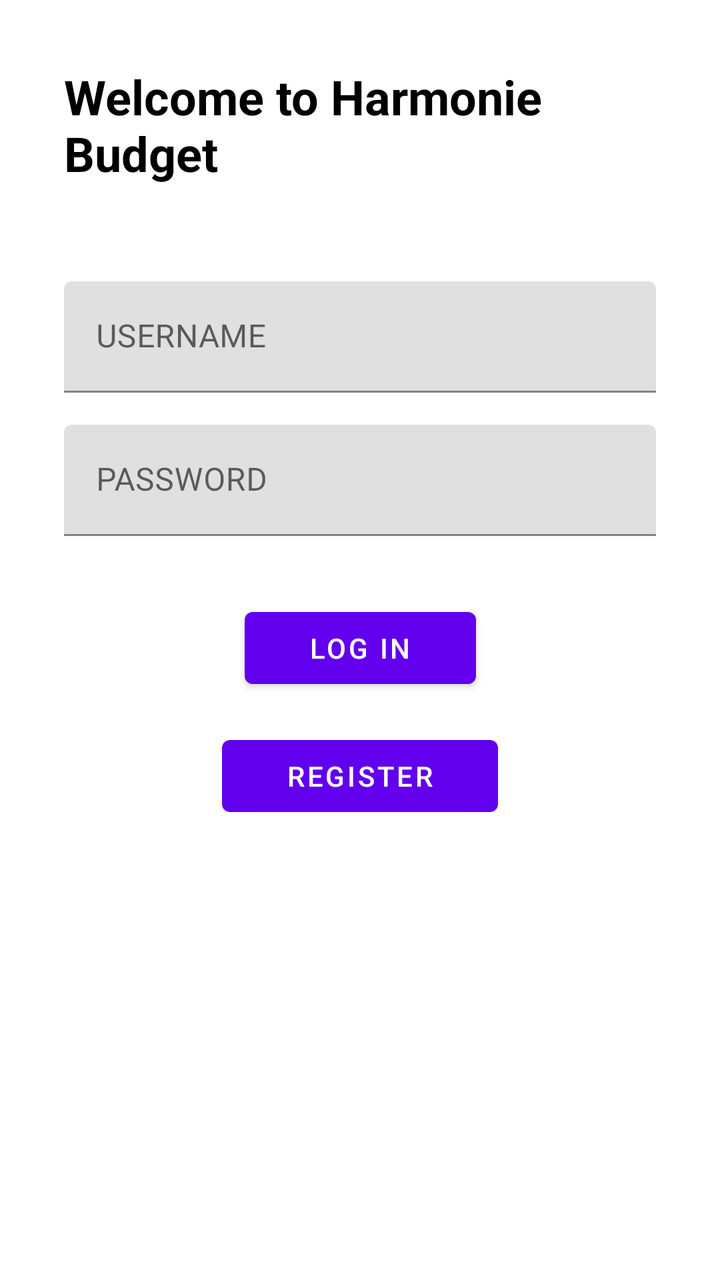
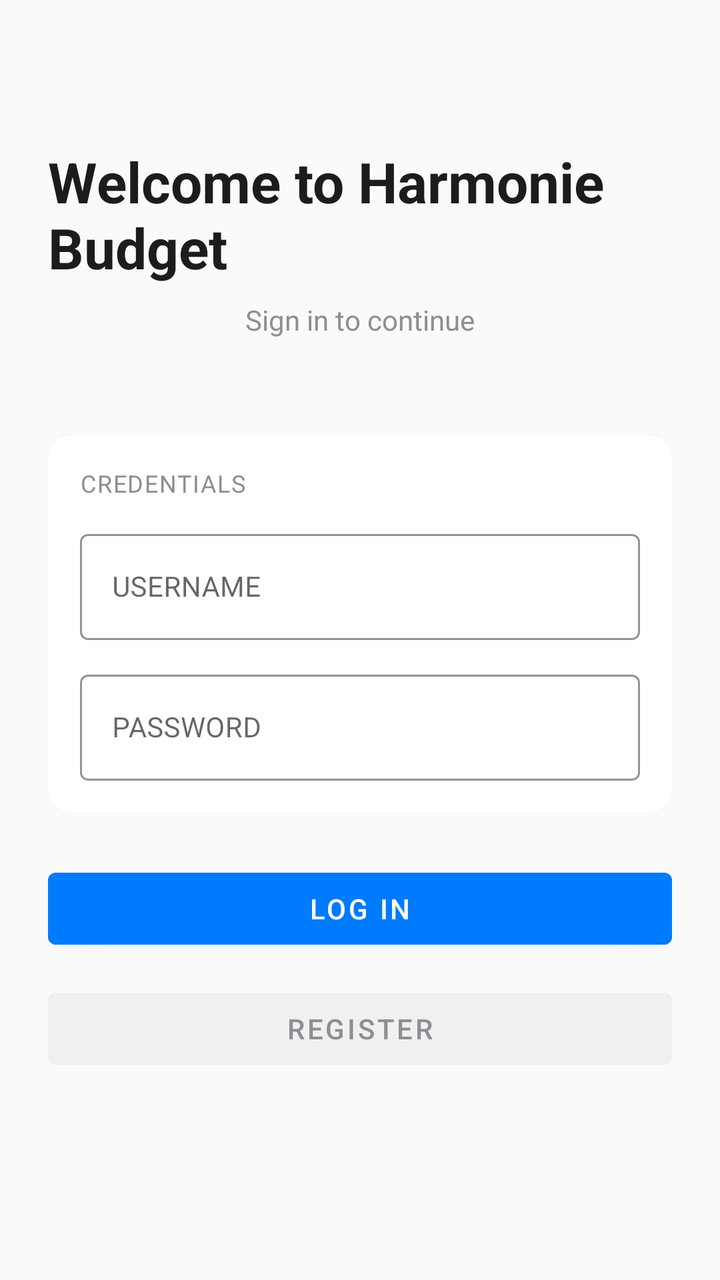

Before-and-after screenshots of an Android layout around one commit, followed by the original layout XML and the change that was made.
<!-- AndroidManifest.xml: application theme Theme.HarmonieBudget -->
<!-- res/layout/activity_login.xml -->
<?xml version="1.0" encoding="utf-8"?>
<androidx.constraintlayout.widget.ConstraintLayout
    xmlns:android="http://schemas.android.com/apk/res/android"
    xmlns:app="http://schemas.android.com/apk/res-auto"
    android:layout_width="match_parent"
    android:layout_height="match_parent"
    android:padding="32dp"
    android:background="@color/white">

    <TextView
        android:id="@+id/tv_welcome"
        android:layout_width="wrap_content"
        android:layout_height="wrap_content"
        android:text="@string/welcome_message"
        android:textSize="24sp"
        android:textStyle="bold"
        app:layout_constraintTop_toTopOf="parent"
        app:layout_constraintStart_toStartOf="parent"
        app:layout_constraintEnd_toEndOf="parent" />

    <com.google.android.material.textfield.TextInputLayout
        android:id="@+id/til_username"
        android:layout_width="0dp"
        android:layout_height="wrap_content"
        android:layout_marginTop="48dp"
        app:layout_constraintTop_toBottomOf="@id/tv_welcome"
        app:layout_constraintStart_toStartOf="parent"
        app:layout_constraintEnd_toEndOf="parent">

        <com.google.android.material.textfield.TextInputEditText
            android:id="@+id/et_username"
            android:layout_width="match_parent"
            android:layout_height="wrap_content"
            android:hint="@string/username_hint"
            android:textColor="@android:color/black" />
    </com.google.android.material.textfield.TextInputLayout>

    <com.google.android.material.textfield.TextInputLayout
        android:id="@+id/til_password"
        android:layout_width="0dp"
        android:layout_height="wrap_content"
        android:layout_marginTop="16dp"
        app:layout_constraintTop_toBottomOf="@id/til_username"
        app:layout_constraintStart_toStartOf="parent"
        app:layout_constraintEnd_toEndOf="parent">

        <com.google.android.material.textfield.TextInputEditText
            android:id="@+id/et_password"
            android:layout_width="match_parent"
            android:layout_height="wrap_content"
            android:hint="@string/password_hint"
            android:inputType="textPassword"
            android:textColor="@android:color/black" />
    </com.google.android.material.textfield.TextInputLayout>

    
    <Button
        android:id="@+id/btn_log_in"
        android:layout_width="wrap_content"
        android:layout_height="wrap_content"
        android:text="@string/log_in_button"
        android:minHeight="48dp"
        android:paddingStart="32dp"
        android:paddingEnd="32dp"
        android:layout_marginTop="32dp"
        app:layout_constraintTop_toBottomOf="@id/til_password"
        app:layout_constraintStart_toStartOf="parent"
        app:layout_constraintEnd_toEndOf="parent" />

    <Button
        android:id="@+id/btn_register"
        android:layout_width="wrap_content"
        android:layout_height="wrap_content"
        android:text="@string/register_button"
        android:minHeight="48dp"
        android:paddingStart="32dp"
        android:paddingEnd="32dp"
        android:layout_marginTop="16dp"
        app:layout_constraintTop_toBottomOf="@id/btn_log_in"
        app:layout_constraintStart_toStartOf="parent"
        app:layout_constraintEnd_toEndOf="parent" />

</androidx.constraintlayout.widget.ConstraintLayout>
<!-- resources referenced by this layout -->
<resources>
  <color name="white">#FFFFFFFF</color>
  <string name="log_in_button">Log In</string>
  <string name="password_hint">PASSWORD</string>
  <string name="register_button">Register</string>
  <string name="username_hint">USERNAME</string>
  <string name="welcome_message">Welcome to Harmonie Budget</string>
  <style name="Theme.HarmonieBudget" parent="Theme.MaterialComponents.DayNight.NoActionBar">
  
          
          <item name="colorPrimary">@color/purple_500</item>
  
          
          <item name="colorPrimaryVariant">@color/purple_700</item>
  
          
          <item name="colorSecondary">@color/teal_200</item>
  
          
          <item name="android:windowBackground">@color/white</item>
  
          
          <item name="android:textColor">@android:color/black</item>
  
      </style>
  <color name="purple_500">#FF6200EE</color>
  <color name="purple_700">#FF3700B3</color>
  <color name="teal_200">#FF03DAC5</color>
</resources>

<!-- the commit's change to res/layout/activity_login.xml (unified diff, before → after) -->
@@ -1,83 +1,127 @@
 <?xml version="1.0" encoding="utf-8"?>
-<androidx.constraintlayout.widget.ConstraintLayout
+<androidx.core.widget.NestedScrollView
     xmlns:android="http://schemas.android.com/apk/res/android"
     xmlns:app="http://schemas.android.com/apk/res-auto"
     android:layout_width="match_parent"
     android:layout_height="match_parent"
-    android:padding="32dp"
-    android:background="@color/white">
+    android:fillViewport="true"
+    android:background="#FAFAFA">
 
-    <TextView
-        android:id="@+id/tv_welcome"
-        android:layout_width="wrap_content"
+    <LinearLayout
+        android:layout_width="match_parent"
         android:layout_height="wrap_content"
-        android:text="@string/welcome_message"
-        android:textSize="24sp"
-        android:textStyle="bold"
-        app:layout_constraintTop_toTopOf="parent"
-        app:layout_constraintStart_toStartOf="parent"
-        app:layout_constraintEnd_toEndOf="parent" />
+        android:gravity="center_horizontal"
+        android:orientation="vertical"
+        android:padding="24dp">
 
-    <com.google.android.material.textfield.TextInputLayout
-        android:id="@+id/til_username"
-        android:layout_width="0dp"
-        android:layout_height="wrap_content"
-        android:layout_marginTop="48dp"
-        app:layout_constraintTop_toBottomOf="@id/tv_welcome"
-        app:layout_constraintStart_toStartOf="parent"
-        app:layout_constraintEnd_toEndOf="parent">
+        
+        <TextView
+            android:id="@+id/tv_welcome"
+            android:layout_width="wrap_content"
+            android:layout_height="wrap_content"
+            android:layout_marginTop="48dp"
+            android:text="@string/welcome_message"
+            android:textColor="#1C1C1E"
+            android:textSize="28sp"
+            android:textStyle="bold" />
 
-        <com.google.android.material.textfield.TextInputEditText
-            android:id="@+id/et_username"
+        <TextView
+            android:layout_width="wrap_content"
+            android:layout_height="wrap_content"
+            android:layout_marginTop="8dp"
+            android:text="Sign in to continue"
+            android:textColor="#8E8E93"
+            android:textSize="14sp" />
+
+        
+        <com.google.android.material.card.MaterialCardView
             android:layout_width="match_parent"
             android:layout_height="wrap_content"
-            android:hint="@string/username_hint"
-            android:textColor="@android:color/black" />
-    </com.google.android.material.textfield.TextInputLayout>
+            android:layout_marginTop="48dp"
+            app:cardBackgroundColor="#FFFFFF"
+            app:cardCornerRadius="12dp"
+            app:cardElevation="1dp"
+            app:strokeWidth="0dp">
 
-    <com.google.android.material.textfield.TextInputLayout
-        android:id="@+id/til_password"
-        android:layout_width="0dp"
-        android:layout_height="wrap_content"
-        android:layout_marginTop="16dp"
-        app:layout_constraintTop_toBottomOf="@id/til_username"
-        app:layout_constraintStart_toStartOf="parent"
-        app:layout_constraintEnd_toEndOf="parent">
+            <LinearLayout
+                android:layout_width="match_parent"
+                android:layout_height="wrap_content"
+                android:orientation="vertical"
+                android:padding="16dp">
 
-        <com.google.android.material.textfield.TextInputEditText
-            android:id="@+id/et_password"
+                <TextView
+                    android:layout_width="wrap_content"
+                    android:layout_height="wrap_content"
+                    android:letterSpacing="0.05"
+                    android:text="CREDENTIALS"
+                    android:textAllCaps="true"
+                    android:textColor="#8E8E93"
+                    android:textSize="12sp" />
+
+                
+                <com.google.android.material.textfield.TextInputLayout
+                    android:id="@+id/til_username"
+                    android:layout_width="match_parent"
+                    android:layout_height="wrap_content"
+                    android:layout_marginTop="12dp"
+                    style="@style/Widget.MaterialComponents.TextInputLayout.OutlinedBox"
+                    app:boxStrokeColor="#6A1B9A">
+
+                    <com.google.android.material.textfield.TextInputEditText
+                        android:id="@+id/et_username"
+                        android:layout_width="match_parent"
+                        android:layout_height="wrap_content"
+                        android:hint="@string/username_hint"
+                        android:textColor="#1C1C1E"
+                        android:textSize="14sp" />
+                </com.google.android.material.textfield.TextInputLayout>
+
+                
+                <com.google.android.material.textfield.TextInputLayout
+                    android:id="@+id/til_password"
+                    android:layout_width="match_parent"
+                    android:layout_height="wrap_content"
+                    android:layout_marginTop="12dp"
+                    style="@style/Widget.MaterialComponents.TextInputLayout.OutlinedBox"
+                    app:boxStrokeColor="#6A1B9A">
+
+                    <com.google.android.material.textfield.TextInputEditText
+                        android:id="@+id/et_password"
+                        android:layout_width="match_parent"
+                        android:layout_height="wrap_content"
+                        android:hint="@string/password_hint"
+                        android:inputType="textPassword"
+                        android:textColor="#1C1C1E"
+                        android:textSize="14sp" />
+                </com.google.android.material.textfield.TextInputLayout>
+
+            </LinearLayout>
+        </com.google.android.material.card.MaterialCardView>
+
+        
+        <Button
+            android:id="@+id/btn_log_in"
             android:layout_width="match_parent"
             android:layout_height="wrap_content"
-            android:hint="@string/password_hint"
-            android:inputType="textPassword"
-            android:textColor="@android:color/black" />
-    </com.google.android.material.textfield.TextInputLayout>
+            android:layout_marginTop="24dp"
+            android:backgroundTint="#007AFF"
+            android:minHeight="48dp"
+            android:text="@string/log_in_button"
+            android:textColor="#FFFFFF"
+            android:textSize="14sp" />
 
-    
-    <Button
-        android:id="@+id/btn_log_in"
-        android:layout_width="wrap_content"
-        android:layout_height="wrap_content"
-        android:text="@string/log_in_button"
-        android:minHeight="48dp"
-        android:paddingStart="32dp"
-        android:paddingEnd="32dp"
-        android:layout_marginTop="32dp"
-        app:layout_constraintTop_toBottomOf="@id/til_password"
-        app:layout_constraintStart_toStartOf="parent"
-        app:layout_constraintEnd_toEndOf="parent" />
+        
+        <Button
+            android:id="@+id/btn_register"
+            android:layout_width="match_parent"
+            android:layout_height="wrap_content"
+            android:layout_marginTop="12dp"
+            android:backgroundTint="#F0F0F0"
+            android:minHeight="48dp"
+            android:text="@string/register_button"
+            android:textColor="#8E8E93"
+            android:textSize="14sp"
+            style="@style/Widget.MaterialComponents.Button.TextButton" />
 
-    <Button
-        android:id="@+id/btn_register"
-        android:layout_width="wrap_content"
-        android:layout_height="wrap_content"
-        android:text="@string/register_button"
-        android:minHeight="48dp"
-        android:paddingStart="32dp"
-        android:paddingEnd="32dp"
-        android:layout_marginTop="16dp"
-        app:layout_constraintTop_toBottomOf="@id/btn_log_in"
-        app:layout_constraintStart_toStartOf="parent"
-        app:layout_constraintEnd_toEndOf="parent" />
-
-</androidx.constraintlayout.widget.ConstraintLayout>
+    </LinearLayout>
+</androidx.core.widget.NestedScrollView>
